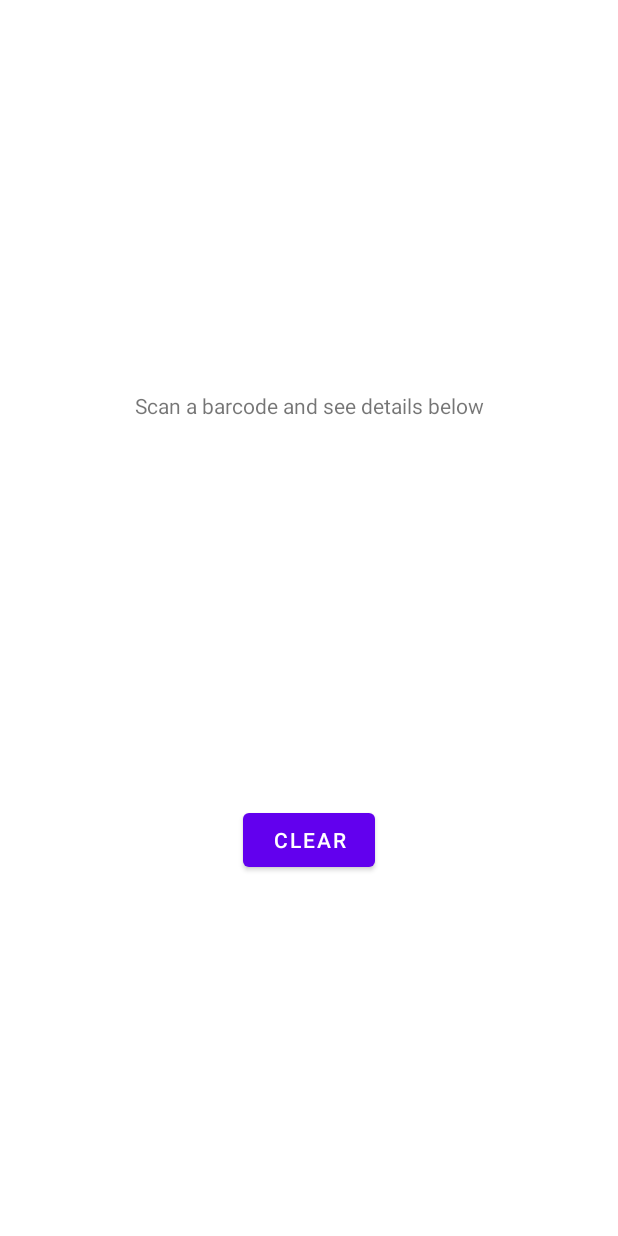
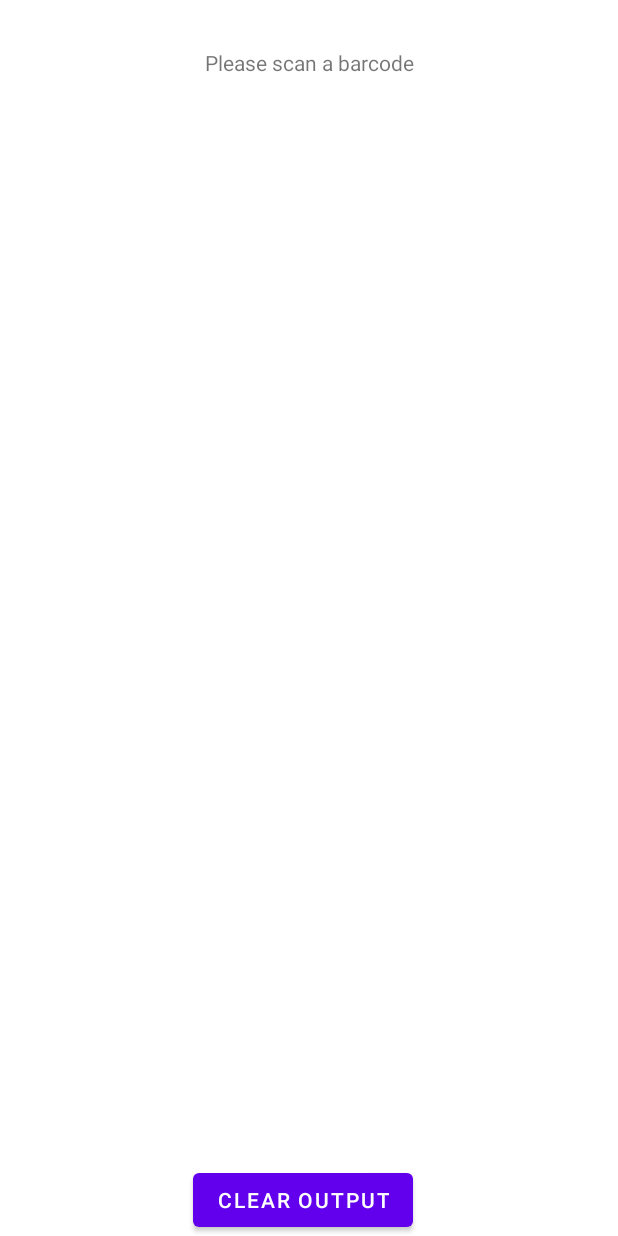
Before and after one commit to UgurBH/Barcode-Tester-Kotlin, an Android app: the layout activity_main.xml on its own in the app's theme, with its tools: preview values and no code run, on a phone screen of 412 x 824 dp. Run offline under Robolectric (Android 15) with nearby library versions, the phone set to English and light mode, and no system bars.

```diff
--- a/app/src/main/res/layout/activity_main.xml
+++ b/app/src/main/res/layout/activity_main.xml
@@ -7,24 +7,23 @@
         android:layout_height="match_parent"
         tools:context=".MainActivity">
     <TextView
-            android:layout_width="0dp"
-            android:id="@+id/scanText"
-            android:layout_height="200dp"
-            app:layout_constraintBottom_toBottomOf="parent"
-            app:layout_constraintStart_toStartOf="parent"
-            app:layout_constraintEnd_toEndOf="parent"
-            app:layout_constraintTop_toTopOf="parent"/>
-    <TextView
             android:layout_width="wrap_content"
-            android:text="Scan a barcode and see details below"
             android:layout_height="wrap_content" android:id="@+id/descriptionTest"
             app:layout_constraintEnd_toEndOf="parent" app:layout_constraintStart_toStartOf="parent"
-            app:layout_constraintBottom_toTopOf="@+id/scanText" android:layout_marginBottom="32dp"/>
+            android:text="@string/main_text_description" app:layout_constraintTop_toTopOf="parent"
+            android:layout_marginTop="32dp"/>
     <Button
-            android:text="Clear"
             android:layout_width="wrap_content"
             android:layout_height="wrap_content" android:id="@+id/clearButton"
             app:layout_constraintEnd_toEndOf="parent" app:layout_constraintStart_toStartOf="parent"
-            app:layout_constraintTop_toBottomOf="@+id/scanText" android:layout_marginTop="24dp"/>
+            android:text="@string/main_clear_button"
+            app:layout_constraintHorizontal_bias="0.486"
+            app:layout_constraintBottom_toBottomOf="parent"/>
+    <TextView
+            android:layout_width="310dp"
+            android:layout_height="189dp" android:id="@+id/scanOutput"
+            app:layout_constraintEnd_toEndOf="parent" app:layout_constraintStart_toStartOf="parent"
+            app:layout_constraintTop_toBottomOf="@+id/descriptionTest" android:layout_marginTop="32dp"
+            android:textSize="20sp"/>
 
 </androidx.constraintlayout.widget.ConstraintLayout>
--- a/app/src/main/res/values/strings.xml
+++ b/app/src/main/res/values/strings.xml
@@ -1,3 +1,5 @@
 <resources>
     <string name="app_name">BarcodeTester</string>
+    <string name="main_text_description">Please scan a barcode</string>
+    <string name="main_clear_button">Clear Output</string>
 </resources>
```
Also changed, not shown: app/src/main/java/com/kot/honts/barcodetester/MainActivity.kt (+19 -120 lines), app/src/main/java/com/kot/honts/barcodetester/ScanData.kt (added, +22 -0 lines), app/src/main/java/com/kot/honts/barcodetester/Scanner.kt (added, +149 -0 lines).
